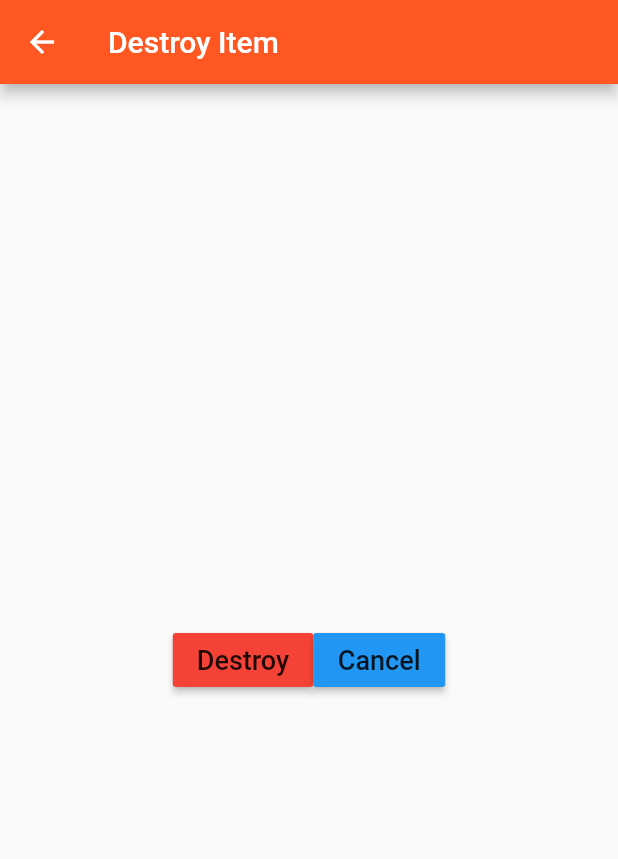
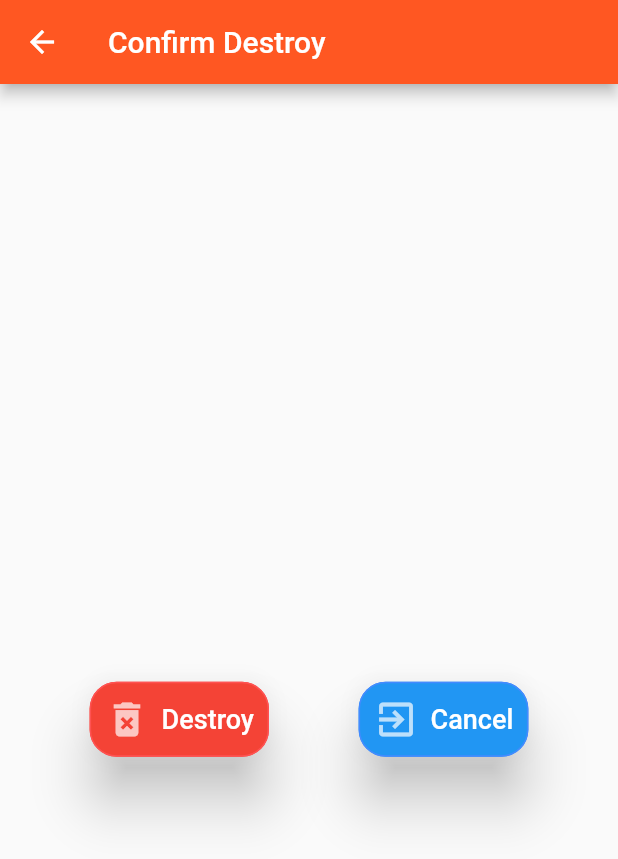
Before and after one commit to gardnerapp/Fluttering_on_Rails_Front, a Flutter app: the ShowItem screen opened directly with empty values, after a tap on "DESTROY", on a phone screen of 412 x 824 dp. Shown: the top 859 px of the screen. Run offline on Flutter 3.47's test engine with Material 2 defaults, Android fonts, the phone set to English and light mode, and no system bars; network calls fail.

Commit message:
Finish Destroy

```diff
--- a/lib/pages/destroy.dart
+++ b/lib/pages/destroy.dart
@@ -1,4 +1,7 @@
+import 'package:api_test/components/success.dart';
 import 'package:api_test/models/item.dart';
+import 'package:api_test/request/crud_services.dart';
+import 'package:api_test/request/routing_helpers.dart';
 import 'package:flutter/material.dart';
 
 class Destroy extends StatelessWidget {
@@ -7,32 +10,79 @@ class Destroy extends StatelessWidget {
   const Destroy({Key key, this.item}) : super(key: key);
   @override
   Widget build(BuildContext context) {
+    CrudServices crud = CrudServices();
     return Scaffold(
       appBar: AppBar(
-        title: Text("Destroy Item"),
+        title: Text("Confirm Destroy"),
       ),
       body: Center(
-        child: Row(
+        child: Column(
           mainAxisAlignment: MainAxisAlignment.center,
           crossAxisAlignment: CrossAxisAlignment.center,
           children: <Widget>[
-            RaisedButton(onPressed: (){},
-            child: Text("Destroy", style: TextStyle(
-              fontSize: 18.0
-            ),),
+            Text(item.name, style: TextStyle(fontSize: 25.0, color: Colors.black),),
+            SizedBox(height: 50.0),
+            Row(
+            mainAxisAlignment: MainAxisAlignment.spaceEvenly,
+              crossAxisAlignment: CrossAxisAlignment.center,
+              children: <Widget>[
+                RaisedButton.icon(
+                  onPressed: () async {
+                    try {
+                      var req = await crud.destroyItem(item);
+                          if (req.statusCode == 200) {
+                            Navigator.push(
+                                context,
+                                MaterialPageRoute(
+                                    builder: (context) => SuccessPage(
+                                          message:
+                                              "Item Destroyed !",
                                       color: Colors.red,
+                                        )));
+                          } else {
+                            pushError(
+                                context, "Bad Request Couldn't Destroy Item");
+                          }
+                        } on Exception catch (e) {
+                          pushError(context, e);
+                        }
+                      },
+                      elevation: 16.0,
+                      padding: EdgeInsets.all(10.0),
+                  icon: Icon(Icons.delete_forever,
+                      color: Colors.white70, size: 30.0),
+                  label: Text(
+                    "Destroy",
+                    style: TextStyle(color: Colors.white, fontSize: 18.0),
                   ),
-            RaisedButton(onPressed: (){
+                  color: Colors.red,
+                  splashColor: Colors.redAccent,
+                  shape: RoundedRectangleBorder(
+                      borderRadius: BorderRadius.circular(18.0),
+                      side: BorderSide(color: Colors.redAccent)),
+                ),
+
+                RaisedButton.icon(
+                  onPressed: () {
                     Navigator.pushNamed(context, '/');
                   },
-              child: Text("Cancel", style: TextStyle(
-                  fontSize: 18.0
-              ),),
+                  elevation: 16.0,
+                  padding: EdgeInsets.all(10.0),
+                  splashColor: Colors.lightBlueAccent,
+                  shape: RoundedRectangleBorder(
+                      borderRadius: BorderRadius.circular(18.0),
+                      side: BorderSide(color: Colors.blueAccent)),
+                  label: Text(
+                    "Cancel",
+                    style: TextStyle(fontSize: 18.0, color: Colors.white),
+                  ),
                   color: Colors.blue,
+                  icon:
+                      Icon(Icons.exit_to_app, color: Colors.white70, size: 30.0),
                 )
               ],
+            ),]
         ),
-      )
-    );
+        ));
   }
 }
--- a/lib/pages/show_item.dart
+++ b/lib/pages/show_item.dart
@@ -65,6 +65,8 @@ class ShowItem extends StatelessWidget {
                     "PUT",
                     style: buttonText(),
                   ),
+                  elevation: 16.0,
+                  padding: EdgeInsets.all(10.0),
                   color: Colors.greenAccent,
                   splashColor: Colors.green[200],
                   shape: RoundedRectangleBorder(
@@ -78,6 +80,8 @@ class ShowItem extends StatelessWidget {
                       color: Colors.white70,
                       size: 30.0,
                     ),
+                    elevation: 16.0,
+                    padding: EdgeInsets.all(10.0),
                     label: Text(
                       "PATCH",
                       style: buttonText(),
@@ -94,6 +98,8 @@ class ShowItem extends StatelessWidget {
                         MaterialPageRoute(
                             builder: (context) => Destroy(item: item)));
                   },
+                  elevation: 16.0,
+                  padding: EdgeInsets.all(10.0),
                   icon: Icon(
                     Icons.delete_forever,
                     color: Colors.white,
--- a/lib/request/crud_services.dart
+++ b/lib/request/crud_services.dart
@@ -51,7 +51,7 @@ class CrudServices{
   }
 
   Future<http.Response> destroyItem(Item item) async {
-    String url = baseUrl + "${item.id}";
+    String url = baseUrl + "/${item.id}";
 
     http.Response response = await http.delete(url, headers: headers);
     return response;
```
Also changed, not shown: lib/components/success.dart (added, +29 -0 lines), lib/pages/create.dart (+14 -4 lines). Lines whose indentation alone changed are shown as unchanged.
